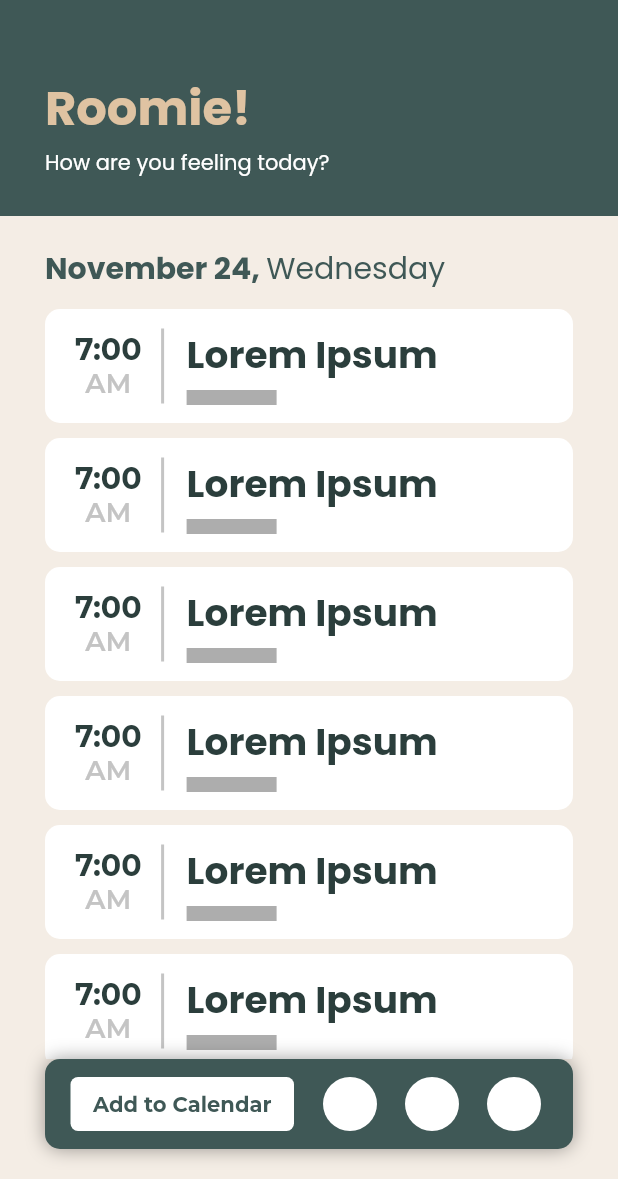
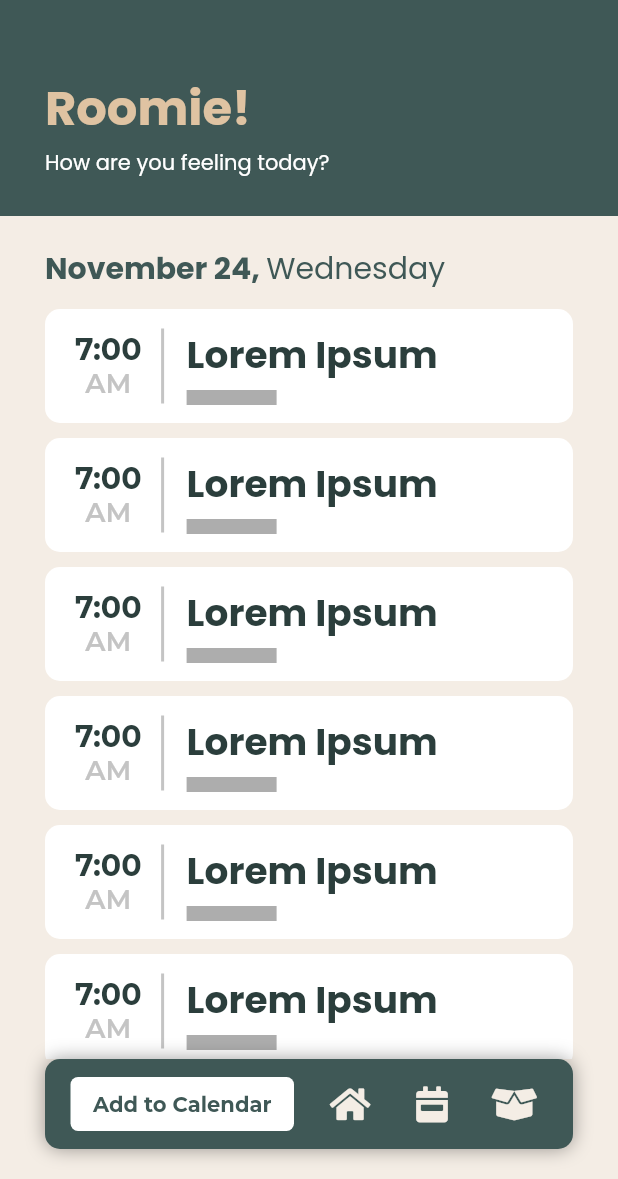
Before and after one commit to kwgarciaIV/hestia, a Flutter app: the HomePage screen opened directly, on a phone screen of 412 x 824 dp, the part 57-1236 px from its top. Run offline on Flutter 3.47's test engine with Material 2 defaults, Android fonts, the phone set to English and light mode, and no system bars; our stand-ins replace flutter_screenutil, font_awesome_flutter, page_transition.

Commit message:
Bottom Navigation Bar: icons added, pubspec: updated

```diff
--- a/lib/Components/BottomActions.dart
+++ b/lib/Components/BottomActions.dart
@@ -1,5 +1,6 @@
 import 'package:flutter/material.dart';
 import 'package:hestia/constants.dart';
+import 'package:font_awesome_flutter/font_awesome_flutter.dart';
 
 class BottomAction extends StatefulWidget {
   const BottomAction({Key? key}) : super(key: key);
@@ -49,23 +50,35 @@ class _BottomActionState extends State<BottomAction> {
             ),
             Expanded(
               flex: 2,
-              child: Container(
-                decoration:
-                    BoxDecoration(color: Colors.white, shape: BoxShape.circle),
+              child: CircleAvatar(
+                child: FaIcon(
+                  FontAwesomeIcons.home,
+                  color: kOffWhite,
+                ), // Icon widget changed with FaIcon
+                radius: 60.0,
+                backgroundColor: kMainDarkGreen,
               ),
             ),
             Expanded(
               flex: 2,
-              child: Container(
-                decoration:
-                    BoxDecoration(color: Colors.white, shape: BoxShape.circle),
+              child: CircleAvatar(
+                child: FaIcon(
+                  FontAwesomeIcons.calendarWeek,
+                  color: kOffWhite,
+                ), // Icon widget changed with FaIcon
+                radius: 60.0,
+                backgroundColor: kMainDarkGreen,
               ),
             ),
             Expanded(
               flex: 2,
-              child: Container(
-                decoration:
-                    BoxDecoration(color: Colors.white, shape: BoxShape.circle),
+              child: CircleAvatar(
+                child: FaIcon(
+                  FontAwesomeIcons.boxOpen,
+                  color: kOffWhite,
+                ), // Icon widget changed with FaIcon
+                radius: 60.0,
+                backgroundColor: kMainDarkGreen,
               ),
             ),
           ],
--- a/pubspec.yaml
+++ b/pubspec.yaml
@@ -16,6 +16,7 @@ dependencies:
   page_transition: ^2.0.2
   sizer: ^2.0.15
   flutter_screenutil: ^5.0.0+2
+  font_awesome_flutter: ^9.2.0
 
 dev_dependencies:
   flutter_test:
```
Also changed, not shown: pubspec.lock.
